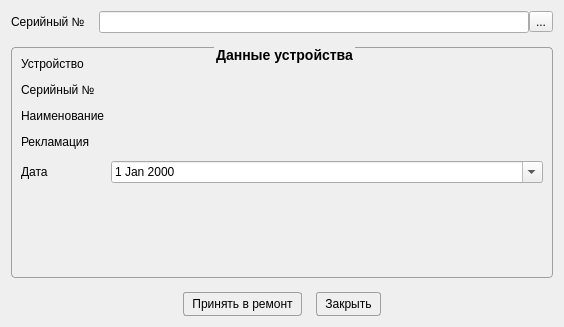
First picture: the form in Remont/remontwindow.ui, repository AlexeyScherbakov2021/Remont2, before the edit.
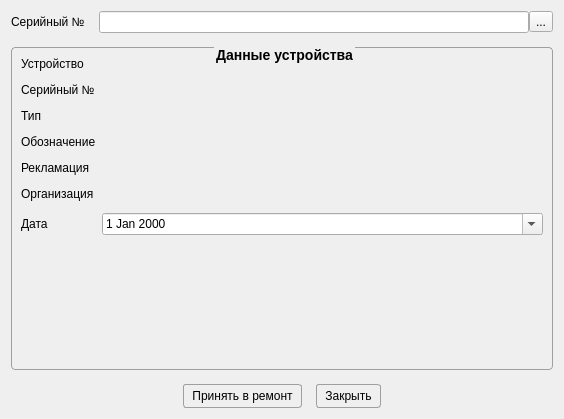
Second picture: the form after the edit. Icons and pictures are not drawn.

What changed in the file:
```diff
--- a/Remont/remontwindow.ui
+++ b/Remont/remontwindow.ui
@@ -7,7 +7,7 @@
     <x>0</x>
     <y>0</y>
     <width>564</width>
-    <height>327</height>
+    <height>419</height>
    </rect>
   </property>
   <property name="windowTitle">
@@ -136,7 +136,7 @@
       <item row="2" column="0">
        <widget class="QLabel" name="label_7">
         <property name="text">
-         <string>Наименование</string>
+         <string>Тип</string>
         </property>
        </widget>
       </item>
@@ -152,14 +152,14 @@
         </property>
        </widget>
       </item>
-      <item row="3" column="0">
+      <item row="4" column="0">
        <widget class="QLabel" name="label">
         <property name="text">
          <string>Рекламация</string>
         </property>
        </widget>
       </item>
-      <item row="3" column="1">
+      <item row="4" column="1">
        <widget class="QLabel" name="lbClaim">
         <property name="font">
          <font>
@@ -171,14 +171,14 @@
         </property>
        </widget>
       </item>
-      <item row="4" column="0">
+      <item row="6" column="0">
        <widget class="QLabel" name="label_3">
         <property name="text">
          <string>Дата</string>
         </property>
        </widget>
       </item>
-      <item row="4" column="1">
+      <item row="6" column="1">
        <widget class="QDateEdit" name="deDate">
         <property name="calendarPopup">
          <bool>true</bool>
@@ -188,6 +188,44 @@
         </property>
        </widget>
       </item>
+      <item row="3" column="0">
+       <widget class="QLabel" name="label_5">
+        <property name="text">
+         <string>Обозначение</string>
+        </property>
+       </widget>
+      </item>
+      <item row="3" column="1">
+       <widget class="QLabel" name="lbVNFT">
+        <property name="font">
+         <font>
+          <bold>true</bold>
+         </font>
+        </property>
+        <property name="text">
+         <string/>
+        </property>
+       </widget>
+      </item>
+      <item row="5" column="0">
+       <widget class="QLabel" name="label_8">
+        <property name="text">
+         <string>Организация</string>
+        </property>
+       </widget>
+      </item>
+      <item row="5" column="1">
+       <widget class="QLabel" name="lbOrgName">
+        <property name="font">
+         <font>
+          <bold>true</bold>
+         </font>
+        </property>
+        <property name="text">
+         <string/>
+        </property>
+       </widget>
+      </item>
      </layout>
     </widget>
    </item>
```
Left out of the diff: 2 changed lines with no effect on the pictures.
